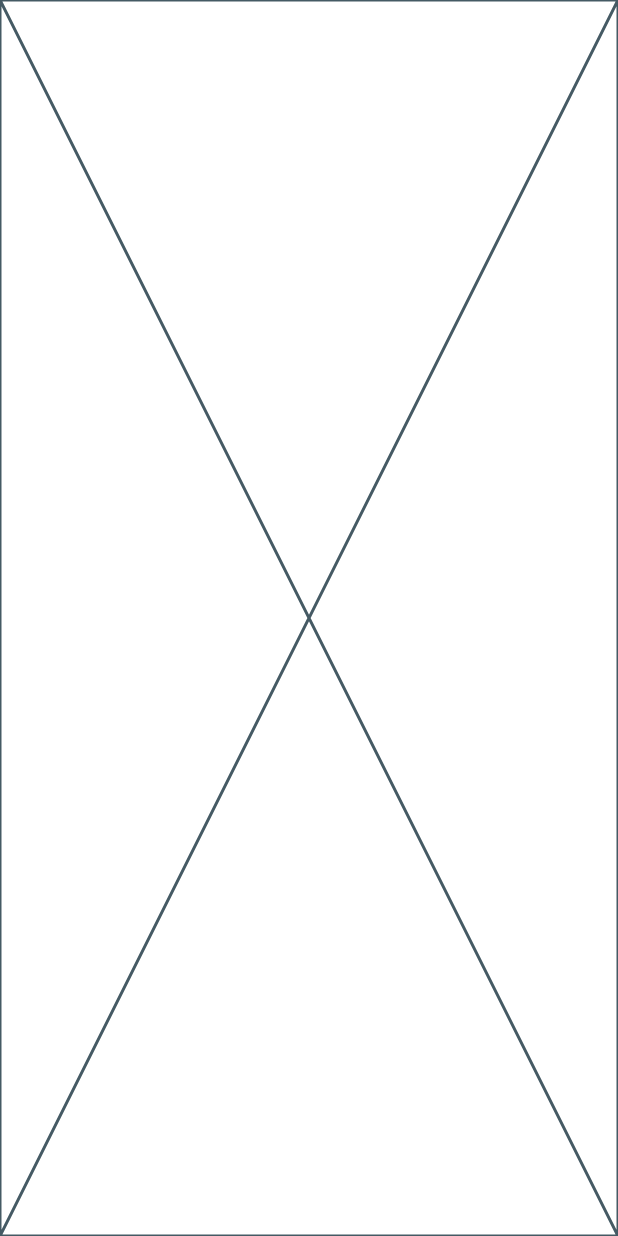
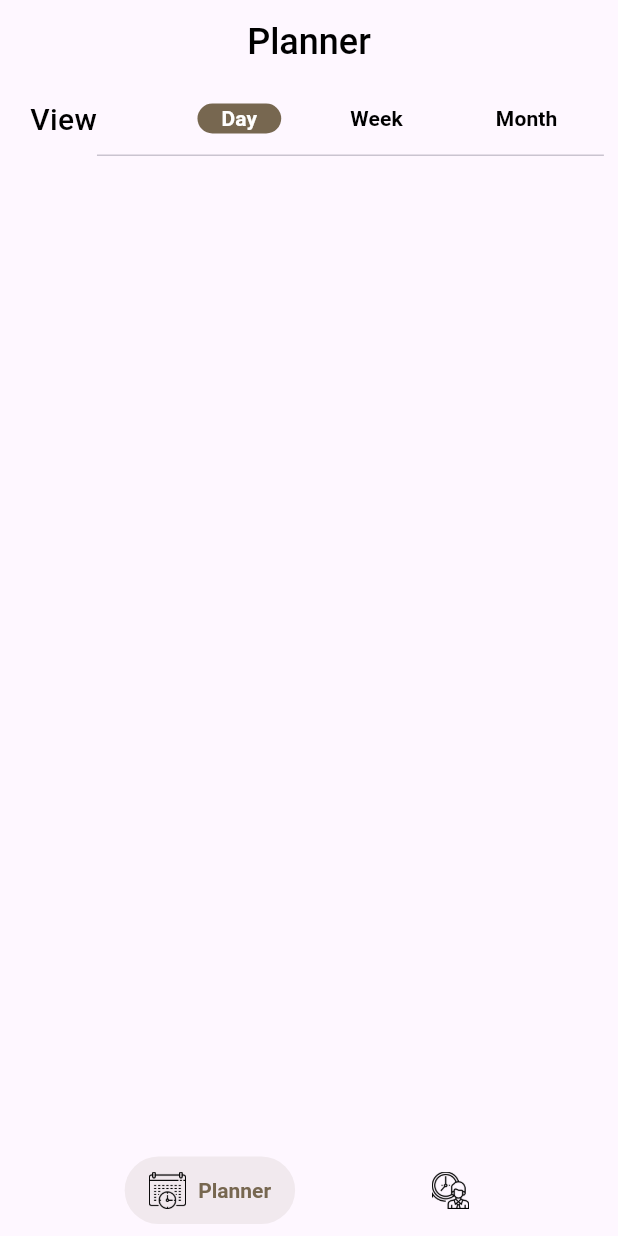
Before and after one commit to sofiyakamalova/time_master, a Flutter app: the screen it shows after launch, on a phone screen of 412 x 824 dp. Run offline on Flutter 3.47's test engine with Material 3 defaults, Android fonts, the phone set to English and light mode, and no system bars; drawn by our look-alikes of salomon_bottom_bar; our stand-ins replace auto_route.

Commit message:
added nav bar

```diff
--- a/lib/main.dart
+++ b/lib/main.dart
@@ -1,6 +1,5 @@
 import 'package:flutter/material.dart';
-import 'package:time_master/src/core/routes/app_routes.dart';
-import 'package:time_master/src/core/routes/route_generator.dart';
+import 'package:time_master/src/core/routes/app_router.dart';
 
 void main() {
   runApp(const MyApp());
@@ -11,11 +10,10 @@ class MyApp extends StatelessWidget {
 
   @override
   Widget build(BuildContext context) {
-    return const MaterialApp(
+    AppRouter appRouter = AppRouter();
+    return MaterialApp.router(
       debugShowCheckedModeBanner: false,
-      initialRoute: AppRoutes.home,
-      onGenerateRoute: RouteGenerator.generateRoute,
-      title: 'Flutter Demo',
+      routerConfig: appRouter.config(),
     );
   }
 }
--- /dev/null
+++ b/lib/src/core/common/common_text.dart
@@ -0,0 +1,30 @@
+import 'package:flutter/material.dart';
+import 'package:time_master/src/core/constants/app_colors.dart';
+
+class CommonText extends StatelessWidget {
+  final String text;
+  final Color? color;
+  final FontWeight? weight;
+  final TextStyle? textStyle;
+  final TextAlign? text_align;
+  final double? size;
+
+  const CommonText({
+    Key? key,
+    required this.text,
+    this.color = AppColors.black_color,
+    this.weight = FontWeight.w500,
+    this.textStyle,
+    this.text_align,
+    this.size = 24.0,
+  }) : super(key: key);
+
+  @override
+  Widget build(BuildContext context) {
+    return Text(
+      text,
+      style: TextStyle(color: color, fontSize: size, fontWeight: weight),
+      textAlign: text_align,
+    );
+  }
+}
--- /dev/null
+++ b/lib/src/core/routes/app_router.dart
@@ -0,0 +1,18 @@
+import 'package:auto_route/auto_route.dart';
+
+import 'app_router.gr.dart';
+
+@AutoRouterConfig()
+class AppRouter extends $AppRouter {
+  @override
+  List<AutoRoute> get routes => [
+        AutoRoute(
+          page: Navigation.page,
+          initial: true,
+          children: [
+            AutoRoute(page: HomeRoute.page),
+            AutoRoute(page: HabitsRoute.page),
+          ],
+        ),
+      ];
+}
--- a/lib/src/core/routes/app_routes.dart
+++ /dev/null
@@ -1,9 +0,0 @@
-class AppRoutes {
-  static const home = '/home';
-  // static const signIn = '/sign_in';
-  // static const login = '/login';
-  // static const register = '/register';
-  // static const settings = '/settings';
-  // static const profile = '/profile';
-  //
-}
--- /dev/null
+++ b/lib/src/core/routes/navigation.dart
@@ -0,0 +1,50 @@
+import 'package:auto_route/auto_route.dart';
+import 'package:flutter/material.dart';
+import 'package:salomon_bottom_bar/salomon_bottom_bar.dart';
+import 'package:time_master/src/core/constants/app_colors.dart';
+import 'package:time_master/src/core/routes/app_router.gr.dart';
+
+@RoutePage()
+class Navigation extends StatelessWidget {
+  const Navigation({super.key});
+
+  @override
+  Widget build(BuildContext context) {
+    return AutoTabsRouter(
+      routes: const [
+        HomeRoute(),
+        HabitsRoute(),
+      ],
+      builder: (context, child) {
+        final tabsRouter = AutoTabsRouter.of(context);
+        return Scaffold(
+          body: child,
+          bottomNavigationBar: SalomonBottomBar(
+            currentIndex: tabsRouter.activeIndex,
+            onTap: (value) {
+              tabsRouter.setActiveIndex(value);
+            },
+            items: [
+              SalomonBottomBarItem(
+                icon: Image.asset(
+                  'assets/icons/calendar_bar.png',
+                  width: 25,
+                ),
+                title: const Text("Planner"),
+                selectedColor: AppColors.primary_color,
+              ),
+              SalomonBottomBarItem(
+                icon: Image.asset(
+                  'assets/icons/habits_bar.png',
+                  width: 25,
+                ),
+                title: const Text("Habits"),
+                selectedColor: AppColors.primary_color,
+              ),
+            ],
+          ),
+        );
+      },
+    );
+  }
+}
--- a/lib/src/core/routes/route_generator.dart
+++ /dev/null
@@ -1,66 +0,0 @@
-import 'package:flutter/material.dart';
-import 'package:time_master/src/core/routes/app_routes.dart';
-import 'package:time_master/src/feautures/home_page.dart';
-
-class RouteGenerator {
-  static Route<Object?>? generateRoute(RouteSettings settings) {
-    final routeName = settings.name;
-
-    switch (routeName) {
-      case AppRoutes.home:
-        return MaterialPageRoute(
-          builder: (context) {
-            return const HomePage();
-          },
-        );
-      default:
-        return _errorRoute();
-    }
-  }
-
-  static MaterialPageRoute buildRoute(Widget child,
-      {required RouteSettings settings}) {
-    return MaterialPageRoute(
-        settings: settings, builder: (BuildContext context) => child);
-  }
-
-  static Route<dynamic> _errorRoute() {
-    return MaterialPageRoute(
-      builder: (_) {
-        return Scaffold(
-          appBar: AppBar(
-            backgroundColor: Colors.blueAccent,
-            title: const Text(
-              'ERROR!!',
-              style: TextStyle(
-                color: Colors.black,
-                fontWeight: FontWeight.bold,
-              ),
-            ),
-            centerTitle: true,
-          ),
-          body: const Center(
-            child: SingleChildScrollView(
-              child: Column(
-                children: [
-                  SizedBox(
-                    height: 450.0,
-                    width: 450.0,
-                  ),
-                  Text(
-                    'Seems the route you\'ve navigated to doesn\'t exist!!',
-                    style: TextStyle(
-                      fontSize: 16.0,
-                      fontWeight: FontWeight.w600,
-                    ),
-                    textAlign: TextAlign.center,
-                  ),
-                ],
-              ),
-            ),
-          ),
-        );
-      },
-    );
-  }
-}
--- /dev/null
+++ b/lib/src/feautures/habits_page.dart
@@ -0,0 +1,12 @@
+import 'package:auto_route/auto_route.dart';
+import 'package:flutter/material.dart';
+
+@RoutePage()
+class HabitsPage extends StatelessWidget {
+  const HabitsPage({super.key});
+
+  @override
+  Widget build(BuildContext context) {
+    return const Placeholder();
+  }
+}
--- a/lib/src/feautures/home_page.dart
+++ b/lib/src/feautures/home_page.dart
@@ -1,10 +1,38 @@
+import 'package:auto_route/auto_route.dart';
 import 'package:flutter/material.dart';
+import 'package:time_master/src/core/common/common_text.dart';
+import 'package:time_master/src/feautures/tab_bar_screens/tab_bar_widget.dart';
 
+@RoutePage()
 class HomePage extends StatelessWidget {
   const HomePage({super.key});
 
   @override
   Widget build(BuildContext context) {
-    return const Placeholder();
+    return SafeArea(
+      child: Scaffold(
+        appBar: AppBar(
+          title: const Center(
+            child: CommonText(text: 'Planner'),
+          ),
+        ),
+        body: Padding(
+          padding: const EdgeInsets.symmetric(horizontal: 20),
+          child: Column(
+            children: <Widget>[
+              TabBarWidget(),
+              // Row(
+              //   children: <Widget>[
+              //     CommonText(
+              //       text: 'View',
+              //      size: 20,
+              //     ),
+              //   ],
+              // )
+            ],
+          ),
+        ),
+      ),
+    );
   }
 }
--- /dev/null
+++ b/lib/src/feautures/tab_bar_screens/tab_bar_widget.dart
@@ -0,0 +1,60 @@
+import 'package:flutter/material.dart';
+import 'package:time_master/src/core/common/common_text.dart';
+import 'package:time_master/src/core/constants/app_colors.dart';
+
+class TabBarWidget extends StatefulWidget {
+  const TabBarWidget({super.key});
+
+  @override
+  State<TabBarWidget> createState() => _TabBarWidgetState();
+}
+
+class _TabBarWidgetState extends State<TabBarWidget>
+    with TickerProviderStateMixin {
+  @override
+  Widget build(BuildContext context) {
+    TabController tabController = TabController(length: 3, vsync: this);
+    return Row(
+      mainAxisAlignment: MainAxisAlignment.spaceBetween,
+      children: <Widget>[
+        const CommonText(text: 'View', size: 20),
+        TabBar(
+          indicator: BoxDecoration(
+            borderRadius: BorderRadius.circular(15.0),
+            color: Colors.transparent,
+          ),
+          controller: tabController,
+          isScrollable: true,
+          labelPadding: EdgeInsets.symmetric(horizontal: 15),
+          tabs: [
+            Expanded(child: _buildTab('Day', tabController.index == 0)),
+            Expanded(child: _buildTab('Week', tabController.index == 1)),
+            Expanded(child: _buildTab('Month', tabController.index == 2)),
+            // Tab(child: Text('Day')),
+            // Tab(child: Text('Week')),
+            // Tab(child: Text('Month')),
+          ],
+        ),
+      ],
+    );
+  }
+}
+
+Widget _buildTab(String text, bool isSelected) {
+  return Tab(
+    child: Container(
+      padding: EdgeInsets.symmetric(horizontal: 16),
+      decoration: BoxDecoration(
+        color: isSelected ? AppColors.primary_color : Colors.transparent,
+        borderRadius: BorderRadius.circular(15.0),
+      ),
+      child: Text(
+        text,
+        style: TextStyle(
+          color: isSelected ? Colors.white : Colors.black,
+          fontWeight: FontWeight.bold,
+        ),
+      ),
+    ),
+  );
+}
```
Also changed, not shown: lib/src/core/routes/router.dart (deleted, +0 -13 lines), pubspec.yaml (+4 -3 lines), assets/icons/calendar_bar.png (added), assets/icons/habits_bar.png (added), assets/icons/priority_bar.png (added), assets/icons/settings_bar.png (added), lib/src/core/routes/app_router.gr.dart (added).
